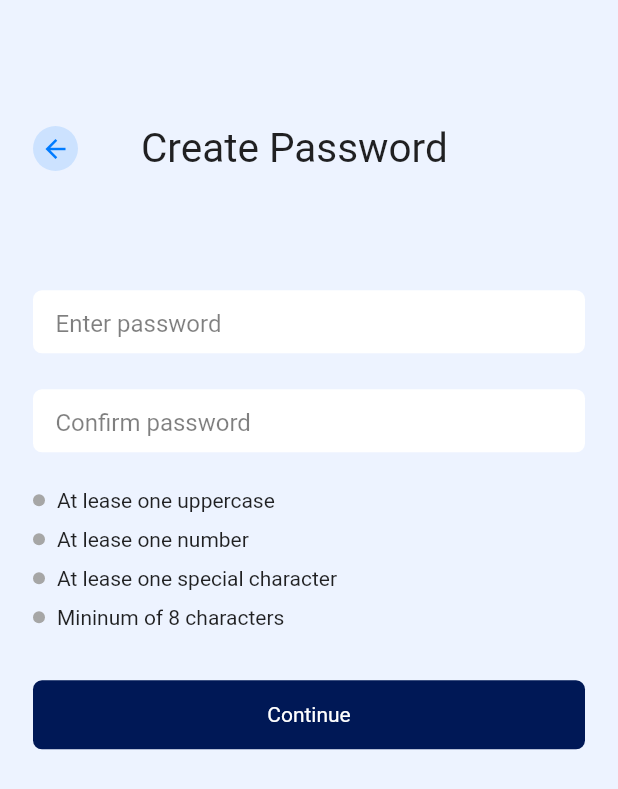
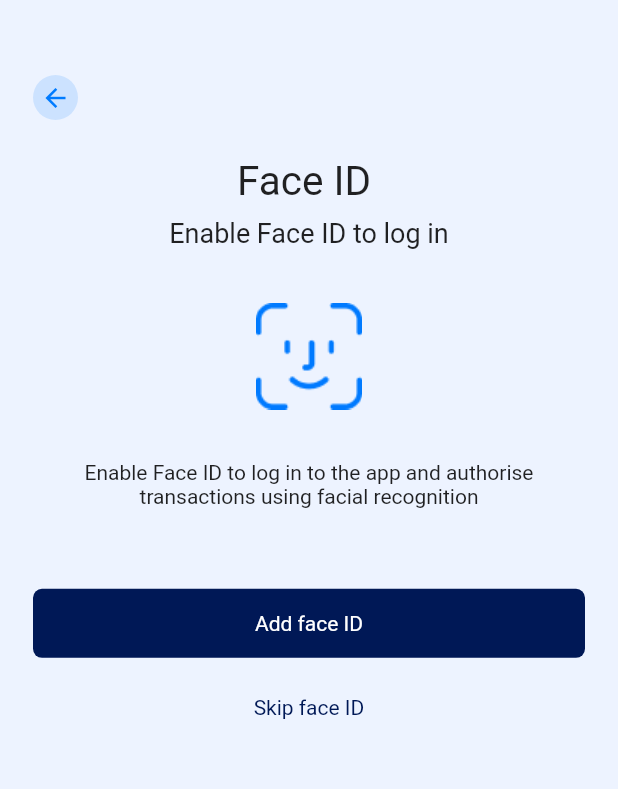
Before and after one commit to Xclusivecyborg/expedier_test, a Flutter app: the CreatePassword screen opened directly, after a tap on "Continue", on a phone screen of 412 x 824 dp. Shown: the top 789 px of the screen. Run offline on Flutter 3.47's test engine with Material 2 defaults, Android fonts, the phone set to English and light mode, and no system bars; our stand-ins replace carousel_slider; missing offline and left inert: country_calling_code_picker; statements that could not run were skipped.

Commit message:
biometric screen

```diff
--- /dev/null
+++ b/lib/features/authentication/biometric/presentation/biometric.dart
@@ -0,0 +1,98 @@
+import 'package:expedier_test/core/utils/colors.dart';
+import 'package:expedier_test/core/utils/helpers.dart';
+import 'package:expedier_test/features/authentication/createstyle/presentation/create_your_style.dart';
+import 'package:expedier_test/general_widgets/app_button.dart';
+import 'package:expedier_test/general_widgets/pop_button.dart';
+import 'package:flutter/material.dart';
+
+class BiometricAuth extends StatelessWidget {
+  const BiometricAuth({Key? key}) : super(key: key);
+
+  @override
+  Widget build(BuildContext context) {
+    return Scaffold(
+      body: SafeArea(
+        child: Padding(
+          padding:
+              const EdgeInsets.only(top: 50.0, left: 22, right: 22, bottom: 20),
+          child: Column(
+            crossAxisAlignment: CrossAxisAlignment.start,
+            children: [
+              const PopButton(),
+              const SizedBox(
+                height: 25,
+              ),
+              Expanded(
+                child: Center(
+                  child: Column(
+                    crossAxisAlignment: CrossAxisAlignment.center,
+                    children: [
+                      const Text(
+                        "Face ID ",
+                        style: TextStyle(
+                          fontSize: 27,
+                          fontWeight: FontWeight.w400,
+                        ),
+                      ),
+                      const SizedBox(height: 8),
+                      const Text(
+                        "Enable Face ID to log in",
+                        style: TextStyle(
+                          fontSize: 18,
+                          fontWeight: FontWeight.w400,
+                        ),
+                      ),
+                      const SizedBox(height: 36),
+                      Image.asset("assets/images/faceid.png"),
+                      const SizedBox(height: 34),
+                      const Text(
+                        "Enable Face ID to log in to the app and authorise\ntransactions using facial recognition",
+                        style: TextStyle(
+                          fontSize: 14,
+                          fontWeight: FontWeight.w400,
+                        ),
+                        textAlign: TextAlign.center,
+                      ),
+                      SizedBox(
+                        height: Helpers.height(context) * 0.065,
+                      ),
+                      AppButton(
+                        margin: EdgeInsets.zero,
+                        radius: 6,
+                        text: "Add face ID",
+                        onTap: () {
+                          Navigator.push(
+                            context,
+                            MaterialPageRoute(
+                              builder: (context) => const CreateYourStyle(),
+                            ),
+                          );
+                        },
+                      ),
+                      const SizedBox(height: 10),
+                      AppButton(
+                        color: Colors.transparent,
+                        textColor: AppColors.naveyBlue,
+                        margin: EdgeInsets.zero,
+                        radius: 6,
+                        text: "Skip face ID",
+                        onTap: () {
+                          Navigator.push(
+                            context,
+                            MaterialPageRoute(
+                              builder: (context) => const CreateYourStyle(),
+                            ),
+                          );
+                        },
+                      ),
+                    ],
+                  ),
+                ),
+              ),
+            ],
+          ),
+        ),
+      ),
+    );
+  }
+}
--- a/lib/features/authentication/create_password/presentation/create_password.dart
+++ b/lib/features/authentication/create_password/presentation/create_password.dart
@@ -1,8 +1,8 @@
-import 'package:country_calling_code_picker/picker.dart';
 import 'package:expedier_test/core/utils/colors.dart';
 import 'package:expedier_test/core/utils/constants.dart';
 import 'package:expedier_test/core/utils/helpers.dart';
 import 'package:expedier_test/core/utils/validator.dart';
+import 'package:expedier_test/features/authentication/biometric/presentation/biometric.dart';
 import 'package:expedier_test/general_widgets/app_button.dart';
 import 'package:expedier_test/general_widgets/app_textfield.dart';
 import 'package:expedier_test/general_widgets/pop_button.dart';
@@ -113,14 +113,12 @@ class _CreatePasswordState extends State<CreatePassword> {
                   radius: 6,
                   text: "Continue",
                   onTap: () {
-                    // Navigator.push(
-                    //   context,
-                    //   MaterialPageRoute(
-                    //     builder: (context) => VErifyOTP(
-                    //       phoneNumber: _countryController.text,
-                    //     ),
-                    //   ),
-                    // );
+                    Navigator.push(
+                      context,
+                      MaterialPageRoute(
+                        builder: (context) => const BiometricAuth(),
+                      ),
+                    );
                   },
                 ),
                 SizedBox(
```
